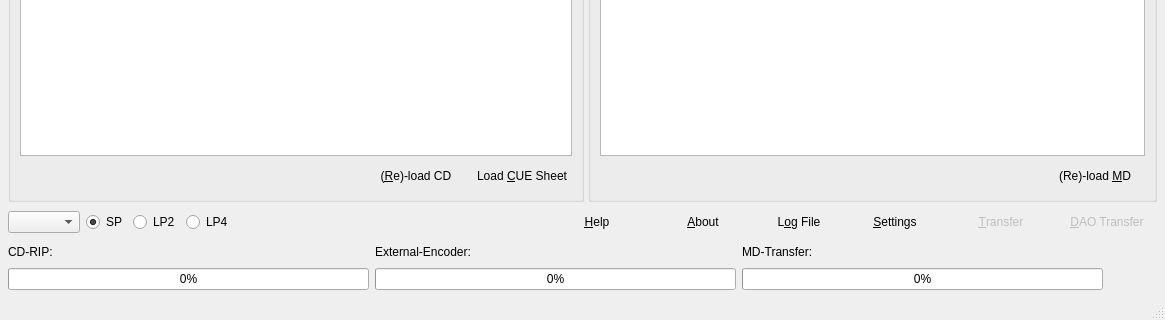
Before: the Qt Designer form mainwindow.ui in Jo2003/cd2netmd_gui, drawn with Qt 5; both pictures show x 0 to 1165 and y 518 to 838 of the 1165 by 838 pixel window.
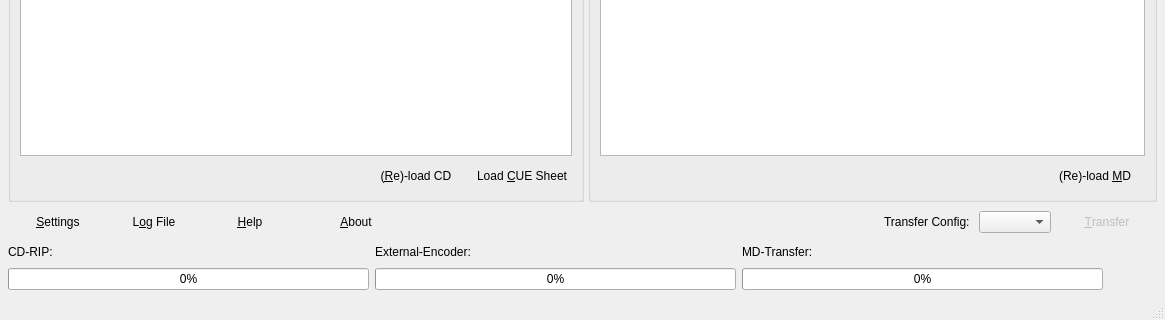
After: the same form once the commit is applied. Icons and pictures are not drawn. Custom widgets are drawn as their Qt base class.

The edit to the form file:
```diff
--- a/mainwindow.ui
+++ b/mainwindow.ui
@@ -239,35 +239,31 @@
     <item>
      <layout class="QHBoxLayout" name="horizontalLayout_4">
       <item>
-       <widget class="QComboBox" name="cbxTranferMode">
-        <property name="sizeAdjustPolicy">
-         <enum>QComboBox::AdjustToContents</enum>
+       <widget class="QPushButton" name="pushSettings">
+        <property name="minimumSize">
+         <size>
+          <width>100</width>
+          <height>28</height>
+         </size>
         </property>
-       </widget>
-      </item>
-      <item>
-       <widget class="QRadioButton" name="radioSP">
         <property name="statusTip">
          <string>Transfer in SP mode</string>
         </property>
         <property name="text">
-         <string>SP</string>
+         <string>&amp;Settings</string>
         </property>
-        <property name="checked">
-         <bool>true</bool>
+        <property name="icon">
+         <iconset resource="resources.qrc">
+          <normaloff>:/buttons/settings</normaloff>:/buttons/settings</iconset>
         </property>
-        <attribute name="buttonGroup">
-         <string notr="true">radioGroup</string>
-        </attribute>
-       </widget>
-      </item>
-      <item>
-       <widget class="QRadioButton" name="radioLP2">
-        <property name="statusTip">
-         <string>Transfer in LP2 mode</string>
+        <property name="iconSize">
+         <size>
+          <width>32</width>
+          <height>32</height>
+         </size>
         </property>
-        <property name="text">
-         <string>LP2</string>
+        <property name="flat">
+         <bool>true</bool>
         </property>
         <attribute name="buttonGroup">
          <string notr="true">radioGroup</string>
@@ -275,30 +271,27 @@
        </widget>
       </item>
       <item>
-       <widget class="QRadioButton" name="radioLP4">
+       <widget class="QPushButton" name="pushLog">
         <property name="statusTip">
          <string>Transfer in LP4 mode</string>
         </property>
         <property name="text">
-         <string>LP4</string>
+         <string>L&amp;og File</string>
         </property>
-        <attribute name="buttonGroup">
-         <string notr="true">radioGroup</string>
-        </attribute>
-       </widget>
-      </item>
-      <item>
-       <spacer name="horizontalSpacer_3">
-        <property name="orientation">
-         <enum>Qt::Horizontal</enum>
+        <property name="icon">
+         <iconset resource="resources.qrc">
+          <normaloff>:/buttons/log</normaloff>:/buttons/log</iconset>
         </property>
-        <property name="sizeHint" stdset="0">
+        <property name="iconSize">
          <size>
-          <width>40</width>
-          <height>20</height>
+          <width>32</width>
+          <height>32</height>
          </size>
         </property>
-       </spacer>
+        <property name="flat">
+         <bool>true</bool>
+        </property>
+       </widget>
       </item>
       <item>
        <widget class="QPushButton" name="pushHelp">
@@ -359,54 +352,29 @@
        </widget>
       </item>
       <item>
-       <widget class="QPushButton" name="pushLog">
-        <property name="statusTip">
-         <string>Open Log-File</string>
+       <spacer name="horizontalSpacer_3">
+        <property name="orientation">
+         <enum>Qt::Horizontal</enum>
         </property>
-        <property name="text">
-         <string>L&amp;og File</string>
-        </property>
-        <property name="icon">
-         <iconset resource="resources.qrc">
-          <normaloff>:/buttons/log</normaloff>:/buttons/log</iconset>
-        </property>
-        <property name="iconSize">
+        <property name="sizeHint" stdset="0">
          <size>
-          <width>32</width>
-          <height>32</height>
+          <width>40</width>
+          <height>20</height>
          </size>
         </property>
-        <property name="flat">
-         <bool>true</bool>
+       </spacer>
+      </item>
+      <item>
+       <widget class="QLabel" name="label_2">
+        <property name="text">
+         <string>Transfer Config: </string>
         </property>
        </widget>
       </item>
       <item>
-       <widget class="QPushButton" name="pushSettings">
-        <property name="minimumSize">
-         <size>
-          <width>100</width>
-          <height>28</height>
-         </size>
-        </property>
-        <property name="statusTip">
-         <string>Program Settings</string>
-        </property>
-        <property name="text">
-         <string>&amp;Settings</string>
-        </property>
-        <property name="icon">
-         <iconset resource="resources.qrc">
-          <normaloff>:/buttons/settings</normaloff>:/buttons/settings</iconset>
-        </property>
-        <property name="iconSize">
-         <size>
-          <width>32</width>
-          <height>32</height>
-         </size>
-        </property>
-        <property name="flat">
-         <bool>true</bool>
+       <widget class="QComboBox" name="cbxTranferMode">
+        <property name="sizeAdjustPolicy">
+         <enum>QComboBox::AdjustToContents</enum>
         </property>
        </widget>
       </item>
@@ -442,38 +410,6 @@
         </property>
        </widget>
       </item>
-      <item>
-       <widget class="QPushButton" name="pushDAO">
-        <property name="enabled">
-         <bool>false</bool>
-        </property>
-        <property name="minimumSize">
-         <size>
-          <width>100</width>
-          <height>28</height>
-         </size>
-        </property>
-        <property name="statusTip">
-         <string>Disc-at-once transfer (all tracks). Gapless mode.</string>
-        </property>
-        <property name="text">
-         <string>&amp;DAO Transfer</string>
-        </property>
-        <property name="icon">
-         <iconset resource="resources.qrc">
-          <normaloff>:/buttons/transfer</normaloff>:/buttons/transfer</iconset>
-        </property>
-        <property name="iconSize">
-         <size>
-          <width>32</width>
-          <height>32</height>
-         </size>
-        </property>
-        <property name="flat">
-         <bool>true</bool>
-        </property>
-       </widget>
-      </item>
      </layout>
     </item>
     <item>
```
Left out of the diff: 10 changed lines with no effect on the pictures.
